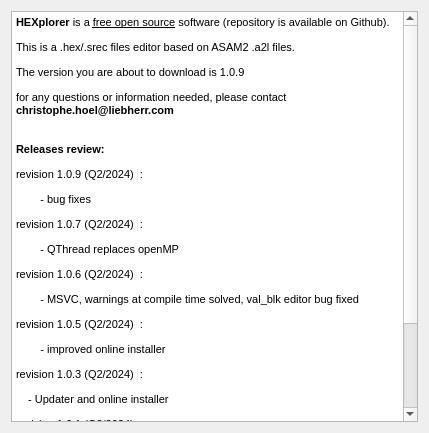
Above: installer/packages/com.adhoc2.hexplorer/meta/page.ui from adhoc2/HEXplorer before the change. Below: the same form after it.
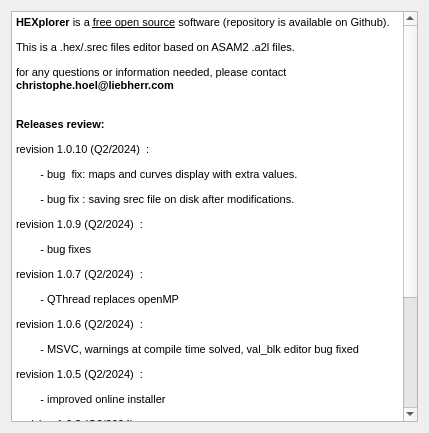
That is the form after the change.

```diff
--- a/installer/packages/com.adhoc2.hexplorer/meta/page.ui
+++ b/installer/packages/com.adhoc2.hexplorer/meta/page.ui
@@ -26,9 +26,11 @@
 &lt;/style&gt;&lt;/head&gt;&lt;body style=&quot; font-family:'Segoe UI'; font-size:9pt; font-weight:400; font-style:normal;&quot;&gt;
 &lt;p style=&quot; margin-top:0px; margin-bottom:0px; margin-left:0px; margin-right:0px; -qt-block-indent:0; text-indent:0px;&quot;&gt;&lt;span style=&quot; font-family:'MS Shell Dlg 2'; font-size:8.25pt; font-weight:600;&quot;&gt;HEXplorer&lt;/span&gt;&lt;span style=&quot; font-family:'MS Shell Dlg 2'; font-size:8.25pt;&quot;&gt; is a &lt;/span&gt;&lt;span style=&quot; font-family:'MS Shell Dlg 2'; font-size:8.25pt; text-decoration: underline;&quot;&gt;free open source&lt;/span&gt;&lt;span style=&quot; font-family:'MS Shell Dlg 2'; font-size:8.25pt;&quot;&gt; software (repository is available on Github).&lt;/span&gt;&lt;/p&gt;
 &lt;p style=&quot; margin-top:12px; margin-bottom:12px; margin-left:0px; margin-right:0px; -qt-block-indent:0; text-indent:0px;&quot;&gt;&lt;span style=&quot; font-family:'MS Shell Dlg 2'; font-size:8.25pt;&quot;&gt;This is a .hex/.srec files editor based on ASAM2 .a2l files.&lt;/span&gt;&lt;/p&gt;
-&lt;p style=&quot; margin-top:12px; margin-bottom:12px; margin-left:0px; margin-right:0px; -qt-block-indent:0; text-indent:0px;&quot;&gt;&lt;span style=&quot; font-family:'MS Shell Dlg 2'; font-size:8.25pt;&quot;&gt;The version you are about to download is 1.0.9&lt;/span&gt;&lt;/p&gt;
 &lt;p style=&quot; margin-top:12px; margin-bottom:12px; margin-left:0px; margin-right:0px; -qt-block-indent:0; text-indent:0px;&quot;&gt;&lt;span style=&quot; font-family:'MS Shell Dlg 2'; font-size:8.25pt;&quot;&gt;for any questions or information needed, please contact &lt;/span&gt;&lt;span style=&quot; font-family:'MS Shell Dlg 2'; font-size:8.25pt; font-weight:600;&quot;&gt;christophe.hoel@liebherr.com&lt;/span&gt;&lt;span style=&quot; font-family:'MS Shell Dlg 2'; font-size:8.25pt;&quot;&gt;&lt;br /&gt;&lt;/span&gt;&lt;/p&gt;
 &lt;p style=&quot; margin-top:12px; margin-bottom:12px; margin-left:0px; margin-right:0px; -qt-block-indent:0; text-indent:0px;&quot;&gt;&lt;span style=&quot; font-family:'MS Shell Dlg 2'; font-size:8.25pt; font-weight:600;&quot;&gt;Releases review:&lt;/span&gt;&lt;/p&gt;
+&lt;p style=&quot; margin-top:12px; margin-bottom:12px; margin-left:0px; margin-right:0px; -qt-block-indent:0; text-indent:0px;&quot;&gt;&lt;span style=&quot; font-family:'MS Shell Dlg 2'; font-size:8pt;&quot;&gt;revision&lt;/span&gt;&lt;span style=&quot; font-family:'MS Shell Dlg 2'; font-size:8pt; color:#c0c0c0;&quot;&gt; &lt;/span&gt;&lt;span style=&quot; font-family:'MS Shell Dlg 2'; font-size:8pt; color:#000000;&quot;&gt;1.0.10&lt;/span&gt;&lt;span style=&quot; font-family:'MS Shell Dlg 2'; font-size:8pt; color:#c0c0c0;&quot;&gt; &lt;/span&gt;&lt;span style=&quot; font-family:'MS Shell Dlg 2'; font-size:8pt;&quot;&gt;(Q2/2024) &lt;/span&gt;&lt;span style=&quot; font-family:'MS Shell Dlg 2'; font-size:8pt; color:#c0c0c0;&quot;&gt; &lt;/span&gt;&lt;span style=&quot; font-family:'MS Shell Dlg 2'; font-size:8pt;&quot;&gt;:&lt;/span&gt;&lt;/p&gt;
+&lt;p style=&quot; margin-top:12px; margin-bottom:12px; margin-left:0px; margin-right:0px; -qt-block-indent:0; text-indent:0px;&quot;&gt;&lt;span style=&quot; font-family:'MS Shell Dlg 2'; font-size:8pt;&quot;&gt;        - bug  fix: maps and curves display with extra values.&lt;/span&gt;&lt;/p&gt;
+&lt;p style=&quot; margin-top:12px; margin-bottom:12px; margin-left:0px; margin-right:0px; -qt-block-indent:0; text-indent:0px;&quot;&gt;&lt;span style=&quot; font-family:'MS Shell Dlg 2'; font-size:8pt;&quot;&gt;        - bug fix : saving srec file on disk after modifications.&lt;/span&gt;&lt;/p&gt;
 &lt;p style=&quot; margin-top:12px; margin-bottom:12px; margin-left:0px; margin-right:0px; -qt-block-indent:0; text-indent:0px;&quot;&gt;&lt;span style=&quot; font-family:'MS Shell Dlg 2'; font-size:8pt;&quot;&gt;revision&lt;/span&gt;&lt;span style=&quot; font-family:'MS Shell Dlg 2'; font-size:8pt; color:#c0c0c0;&quot;&gt; &lt;/span&gt;&lt;span style=&quot; font-family:'MS Shell Dlg 2'; font-size:8pt; color:#000000;&quot;&gt;1.0.9&lt;/span&gt;&lt;span style=&quot; font-family:'MS Shell Dlg 2'; font-size:8pt; color:#c0c0c0;&quot;&gt; &lt;/span&gt;&lt;span style=&quot; font-family:'MS Shell Dlg 2'; font-size:8pt;&quot;&gt;(Q2/2024) &lt;/span&gt;&lt;span style=&quot; font-family:'MS Shell Dlg 2'; font-size:8pt; color:#c0c0c0;&quot;&gt; &lt;/span&gt;&lt;span style=&quot; font-family:'MS Shell Dlg 2'; font-size:8pt;&quot;&gt;:&lt;/span&gt;&lt;/p&gt;
 &lt;p style=&quot; margin-top:12px; margin-bottom:12px; margin-left:0px; margin-right:0px; -qt-block-indent:0; text-indent:0px;&quot;&gt;&lt;span style=&quot; font-family:'MS Shell Dlg 2'; font-size:8pt;&quot;&gt;        - bug fixes&lt;/span&gt;&lt;/p&gt;
 &lt;p style=&quot; margin-top:12px; margin-bottom:12px; margin-left:0px; margin-right:0px; -qt-block-indent:0; text-indent:0px;&quot;&gt;&lt;span style=&quot; font-family:'MS Shell Dlg 2'; font-size:8pt;&quot;&gt;revision&lt;/span&gt;&lt;span style=&quot; font-family:'MS Shell Dlg 2'; font-size:8pt; color:#c0c0c0;&quot;&gt; &lt;/span&gt;&lt;span style=&quot; font-family:'MS Shell Dlg 2'; font-size:8pt; color:#000000;&quot;&gt;1.0.7&lt;/span&gt;&lt;span style=&quot; font-family:'MS Shell Dlg 2'; font-size:8pt; color:#c0c0c0;&quot;&gt; &lt;/span&gt;&lt;span style=&quot; font-family:'MS Shell Dlg 2'; font-size:8pt;&quot;&gt;(Q2/2024) &lt;/span&gt;&lt;span style=&quot; font-family:'MS Shell Dlg 2'; font-size:8pt; color:#c0c0c0;&quot;&gt; &lt;/span&gt;&lt;span style=&quot; font-family:'MS Shell Dlg 2'; font-size:8pt;&quot;&gt;:&lt;/span&gt;&lt;/p&gt;
```
